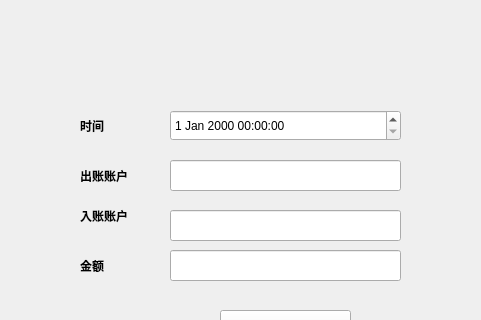
The window that administratoraddwindow.ui (liuweiky/CCIMS) describes before a commit, drawn with Qt 5; both pictures show x 120 to 601 and y 0 to 320 of the 800 by 600 pixel window.
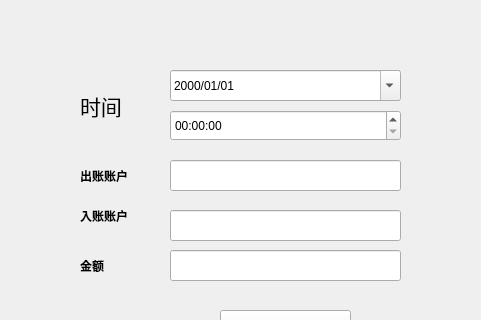
The same window after the commit.

The edit to the form file:
```diff
--- a/administratoraddwindow.ui
+++ b/administratoraddwindow.ui
@@ -27,15 +27,21 @@
      <string>确认</string>
     </property>
    </widget>
-   <widget class="QDateTimeEdit" name="dateTimeEdit">
+   <widget class="QDateEdit" name="dateEdit">
     <property name="geometry">
      <rect>
       <x>290</x>
-      <y>110</y>
+      <y>70</y>
       <width>231</width>
       <height>31</height>
      </rect>
     </property>
+    <property name="displayFormat">
+     <string>yyyy/MM/dd</string>
+    </property>
+    <property name="calendarPopup">
+     <bool>true</bool>
+    </property>
    </widget>
    <widget class="QLineEdit" name="InumEdit">
     <property name="geometry">
@@ -71,7 +77,7 @@
     <property name="geometry">
      <rect>
       <x>200</x>
-      <y>110</y>
+      <y>90</y>
       <width>61</width>
       <height>31</height>
      </rect>
@@ -79,8 +85,9 @@
     <property name="font">
      <font>
       <family>微软雅黑</family>
-      <weight>75</weight>
-      <bold>true</bold>
+      <pointsize>16</pointsize>
+      <weight>50</weight>
+      <bold>false</bold>
      </font>
     </property>
     <property name="text">
@@ -147,6 +154,19 @@
      <string>金额</string>
     </property>
    </widget>
+   <widget class="QTimeEdit" name="timeEdit_2">
+    <property name="geometry">
+     <rect>
+      <x>290</x>
+      <y>110</y>
+      <width>231</width>
+      <height>31</height>
+     </rect>
+    </property>
+    <property name="calendarPopup">
+     <bool>true</bool>
+    </property>
+   </widget>
   </widget>
   <widget class="QMenuBar" name="menubar">
    <property name="geometry">
```
Left out of the diff: 2 changed lines with no effect on the pictures.
